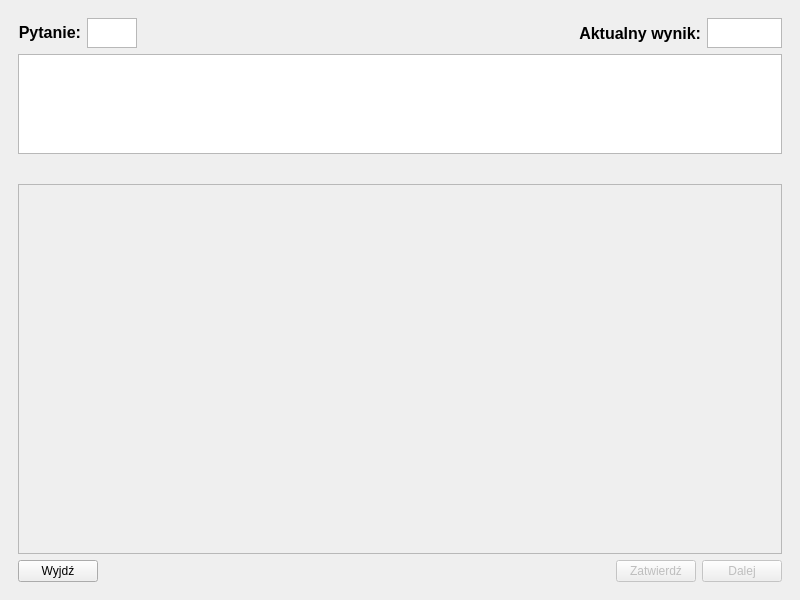
Above: quiz_gui.ui from M4tth3wG/Quizer before the change. Below: the same form after it.
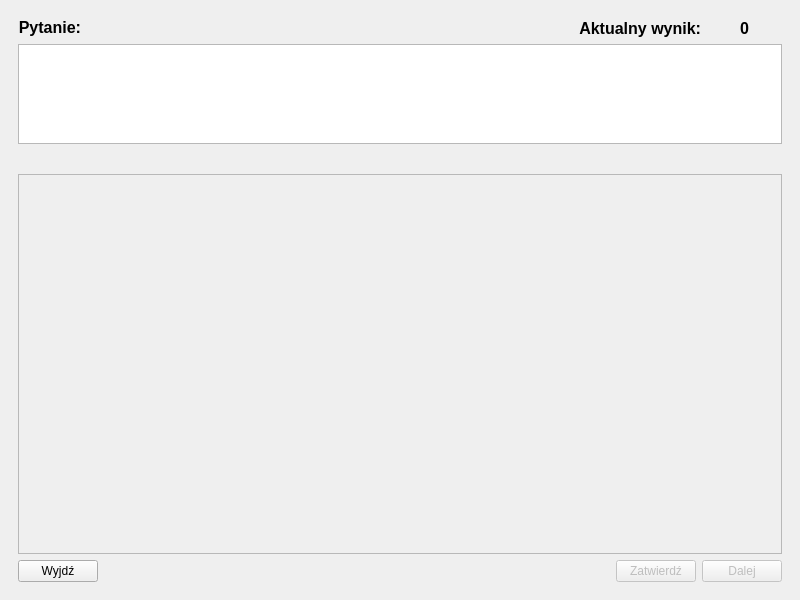
That is the form after the change.

Commit message: added functionality to repeat quiz button

Diff of the .ui file:
```diff
--- a/quiz_gui.ui
+++ b/quiz_gui.ui
@@ -65,31 +65,37 @@
            </widget>
           </item>
           <item>
-           <widget class="QTextEdit" name="progress_text_edit">
+           <widget class="QLabel" name="quiz_progress_label">
             <property name="sizePolicy">
-             <sizepolicy hsizetype="Expanding" vsizetype="Fixed">
+             <sizepolicy hsizetype="Fixed" vsizetype="Fixed">
               <horstretch>0</horstretch>
               <verstretch>0</verstretch>
              </sizepolicy>
             </property>
+            <property name="minimumSize">
+             <size>
+              <width>75</width>
+              <height>0</height>
+             </size>
+            </property>
             <property name="maximumSize">
              <size>
-              <width>50</width>
-              <height>30</height>
+              <width>75</width>
+              <height>16777215</height>
              </size>
             </property>
-            <property name="readOnly">
-             <bool>true</bool>
+            <property name="font">
+             <font>
+              <family>Arial</family>
+              <pointsize>12</pointsize>
+              <bold>true</bold>
+             </font>
             </property>
-            <property name="html">
-             <string>&lt;!DOCTYPE HTML PUBLIC &quot;-//W3C//DTD HTML 4.0//EN&quot; &quot;http://www.w3.org/TR/REC-html40/strict.dtd&quot;&gt;
-&lt;html&gt;&lt;head&gt;&lt;meta name=&quot;qrichtext&quot; content=&quot;1&quot; /&gt;&lt;meta charset=&quot;utf-8&quot; /&gt;&lt;style type=&quot;text/css&quot;&gt;
-p, li { white-space: pre-wrap; }
-hr { height: 1px; border-width: 0; }
-li.unchecked::marker { content: &quot;\2610&quot;; }
-li.checked::marker { content: &quot;\2612&quot;; }
-&lt;/style&gt;&lt;/head&gt;&lt;body style=&quot; font-family:'Segoe UI'; font-size:9pt; font-weight:400; font-style:normal;&quot;&gt;
-&lt;p style=&quot;-qt-paragraph-type:empty; margin-top:0px; margin-bottom:0px; margin-left:0px; margin-right:0px; -qt-block-indent:0; text-indent:0px;&quot;&gt;&lt;br /&gt;&lt;/p&gt;&lt;/body&gt;&lt;/html&gt;</string>
+            <property name="text">
+             <string/>
+            </property>
+            <property name="alignment">
+             <set>Qt::AlignCenter</set>
             </property>
             <property name="textInteractionFlags">
              <set>Qt::NoTextInteraction</set>
@@ -127,21 +133,39 @@
            </widget>
           </item>
           <item>
-           <widget class="QTextEdit" name="current_score_text_edit">
+           <widget class="QLabel" name="current_score_label">
             <property name="sizePolicy">
-             <sizepolicy hsizetype="Expanding" vsizetype="Fixed">
+             <sizepolicy hsizetype="Fixed" vsizetype="Fixed">
               <horstretch>0</horstretch>
               <verstretch>0</verstretch>
              </sizepolicy>
             </property>
+            <property name="minimumSize">
+             <size>
+              <width>75</width>
+              <height>0</height>
+             </size>
+            </property>
             <property name="maximumSize">
              <size>
               <width>75</width>
-              <height>30</height>
+              <height>50</height>
              </size>
             </property>
-            <property name="readOnly">
-             <bool>true</bool>
+            <property name="font">
+             <font>
+              <family>Arial</family>
+              <pointsize>12</pointsize>
+              <italic>false</italic>
+              <bold>true</bold>
+              <underline>false</underline>
+             </font>
+            </property>
+            <property name="text">
+             <string>0</string>
+            </property>
+            <property name="alignment">
+             <set>Qt::AlignCenter</set>
             </property>
             <property name="textInteractionFlags">
              <set>Qt::NoTextInteraction</set>
@@ -204,7 +228,7 @@
              <x>0</x>
              <y>0</y>
              <width>762</width>
-             <height>364</height>
+             <height>374</height>
             </rect>
            </property>
            <layout class="QHBoxLayout" name="horizontalLayout">
```
The commit also changes 1 other file.
